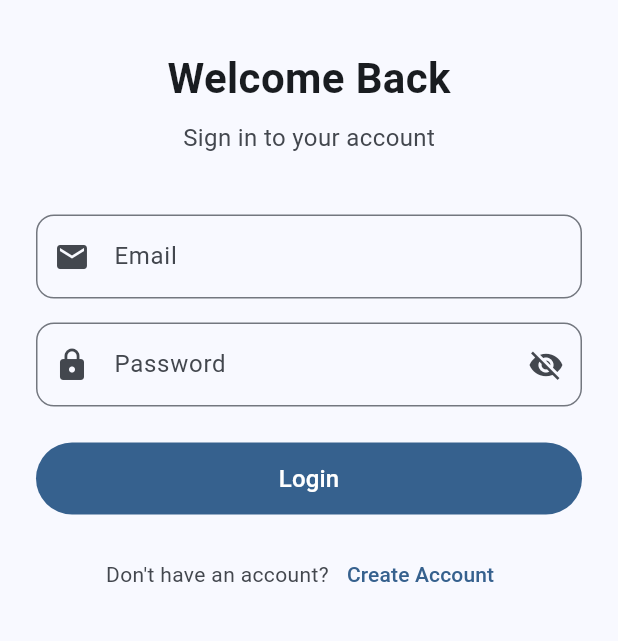
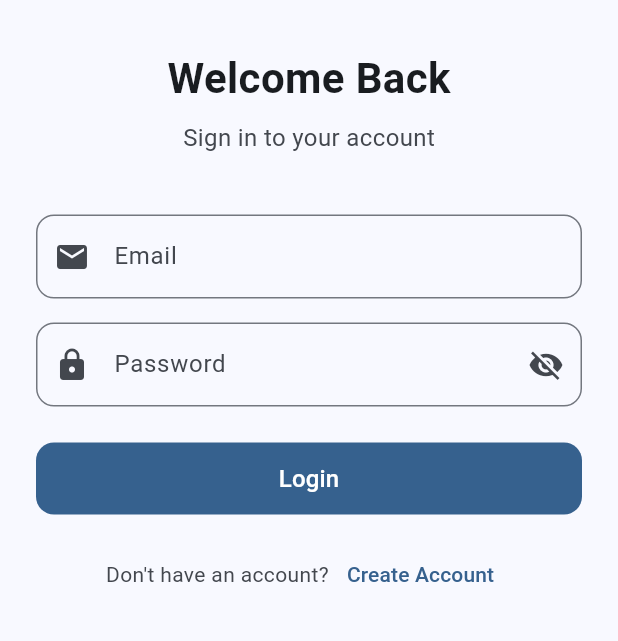
Before and after one commit to Tharusha-X-Dev/Nasa-Explorer, a Flutter app: the screen it shows after launch, after a tap on "Launch", on a phone screen of 412 x 824 dp, the part 324-965 px from its top. Run offline on Flutter 3.47's test engine with Material 3 defaults, Android fonts, the phone set to English and light mode, and no system bars; our stand-ins replace cloud_firestore, connectivity_plus, firebase_auth, firebase_core, flutter_dotenv, shared_preferences; accounts and stored records are empty; network calls fail.

Commit message:
style: apply global Material button shape theme
- add app-wide ElevatedButton/FilledButton rounded-rectangle style (12dp)

- remove reliance on per-button pill-like styling

```diff
--- a/lib/main.dart
+++ b/lib/main.dart
@@ -36,6 +36,25 @@ class _NasaExplorerAppViewState extends State<_NasaExplorerAppView> {
   final SettingsService _settingsService = SettingsService();
   bool _isDarkMode = false;
 
+  static final RoundedRectangleBorder _materialButtonShape =
+      RoundedRectangleBorder(borderRadius: BorderRadius.circular(12));
+
+  ThemeData _buildTheme(Brightness brightness) {
+    return ThemeData(
+      colorScheme: ColorScheme.fromSeed(
+        seedColor: Colors.blue,
+        brightness: brightness,
+      ),
+      useMaterial3: true,
+      elevatedButtonTheme: ElevatedButtonThemeData(
+        style: ElevatedButton.styleFrom(shape: _materialButtonShape),
+      ),
+      filledButtonTheme: FilledButtonThemeData(
+        style: FilledButton.styleFrom(shape: _materialButtonShape),
+      ),
+    );
+  }
+
   @override
   void initState() {
     super.initState();
@@ -67,17 +86,8 @@ class _NasaExplorerAppViewState extends State<_NasaExplorerAppView> {
     return MaterialApp(
       debugShowCheckedModeBanner: false,
       title: 'NASA Explorer',
-      theme: ThemeData(
-        colorScheme: ColorScheme.fromSeed(seedColor: Colors.blue),
-        useMaterial3: true,
-      ),
-      darkTheme: ThemeData(
-        colorScheme: ColorScheme.fromSeed(
-          seedColor: Colors.blue,
-          brightness: Brightness.dark,
-        ),
-        useMaterial3: true,
-      ),
+      theme: _buildTheme(Brightness.light),
+      darkTheme: _buildTheme(Brightness.dark),
       themeMode: _isDarkMode ? ThemeMode.dark : ThemeMode.light,
       home: SplashScreen(onThemeChanged: _updateTheme),
     );
```
